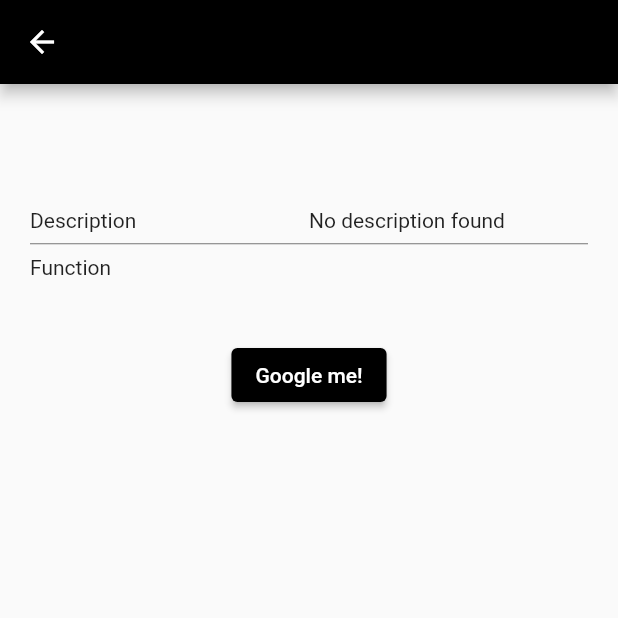
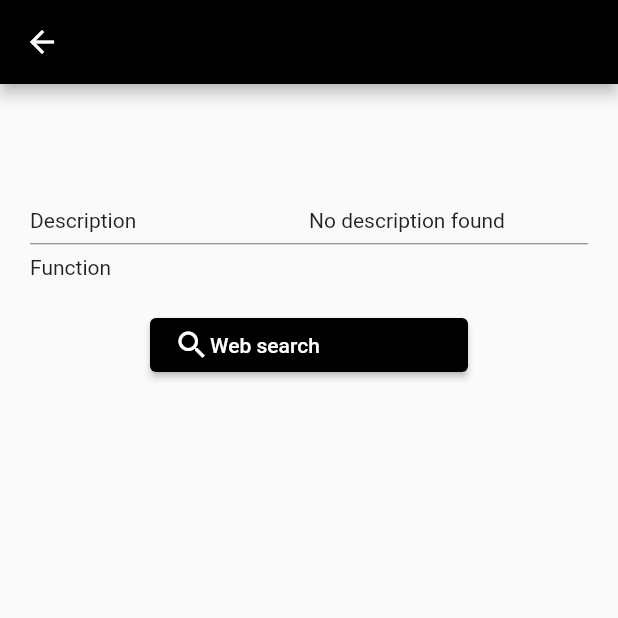
Before and after one commit to HuePhung/Kiss_Project, a Flutter app: the DetailScreen screen opened directly with empty values, on a phone screen of 412 x 824 dp, the top half of it. Run offline on Flutter 3.47's test engine with Material 2 defaults, Android fonts, the phone set to English and light mode, and no system bars; our stand-ins replace camera, flutter_keyboard_visibility, image_picker, shared_preferences; missing offline and left inert: exif, firebase_ml_vision; accounts and stored records are empty.

Commit message:
added scroll feature to detailScreen (fixed screen overflow) edited web view button (iconized)

```diff
--- a/project_kiss/lib/detailScreen.dart
+++ b/project_kiss/lib/detailScreen.dart
@@ -19,21 +19,16 @@ class DetailScreen extends StatelessWidget {
         backgroundColor: Colors.black,
       ),
         body: Center(
-        child: Container( //SingleChildScrollView(
-          //scrollDirection: Axis.vertical,
-          height: MediaQuery
-              .of(context)
-              .size
-              .height,
-          width: MediaQuery
-              .of(context)
-              .size
-              .width,
+          child: LayoutBuilder(
+          builder: (BuildContext context, BoxConstraints viewportConstraints){
+              return SingleChildScrollView(
+                  child: ConstrainedBox(
+                    constraints: BoxConstraints(minHeight: viewportConstraints.maxHeight),
                     child: Column(
                       crossAxisAlignment: CrossAxisAlignment.center,
                       mainAxisSize: MainAxisSize.max,
                       mainAxisAlignment: MainAxisAlignment.start,
-            children: [
+                      children: <Widget>[
                         Container(
                           //height: MediaQuery.of(context).size.height * 0.1,
                           //width: MediaQuery.of(context).size.width,
@@ -86,12 +81,16 @@ class DetailScreen extends StatelessWidget {
                         Container(
                           //  height: MediaQuery.of(context).size.height * 0.1,
                           // width: MediaQuery.of(context).size.width,
-                padding: EdgeInsets.all(20.0),
+                          padding: EdgeInsets.only(left: 100, right: 100),
                           child: ElevatedButton(
-                  child: Text("Google me!"),
+                            child: Row(
+                              children: <Widget>[
+                                Icon(Icons.search),
+                                Text("Web search")
+                              ]
+                            ),
                             style: ButtonStyle(
                               backgroundColor: MaterialStateProperty.all(Colors.black),
-
                             ),
                             onPressed: (){
                               _launchURL();
@@ -100,6 +99,9 @@ class DetailScreen extends StatelessWidget {
                         ),
                       ],
                     ),
+                  ),
+              );
+            },
           ),
         ),
     );
```
Lines whose indentation alone changed are shown as unchanged.
